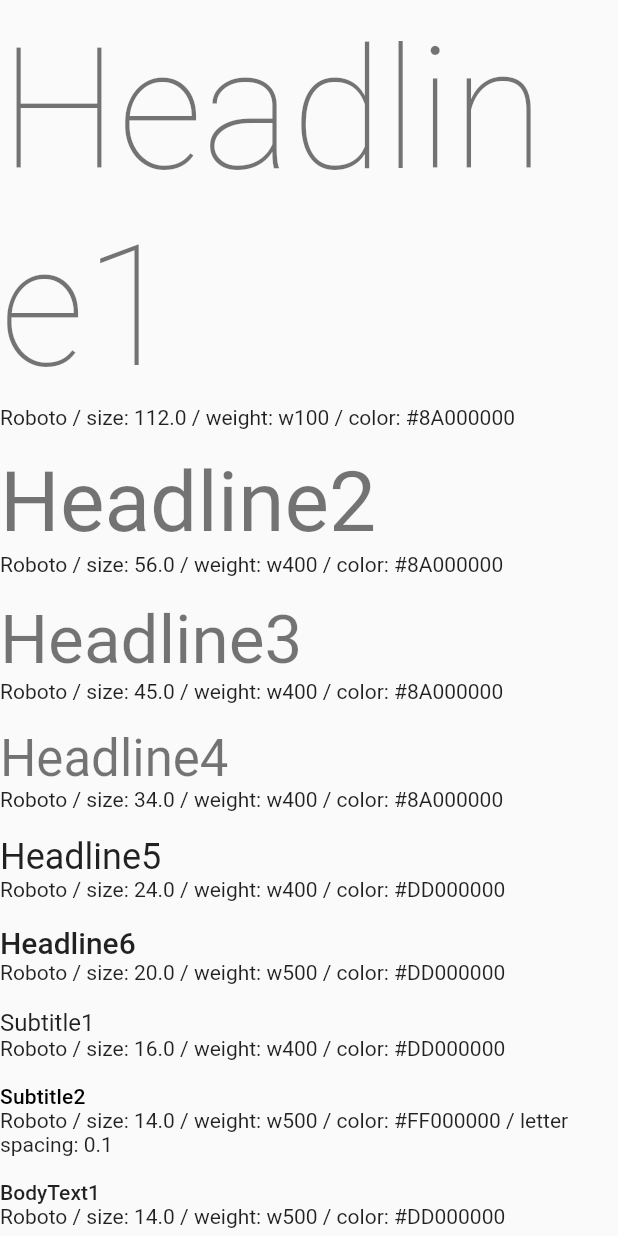
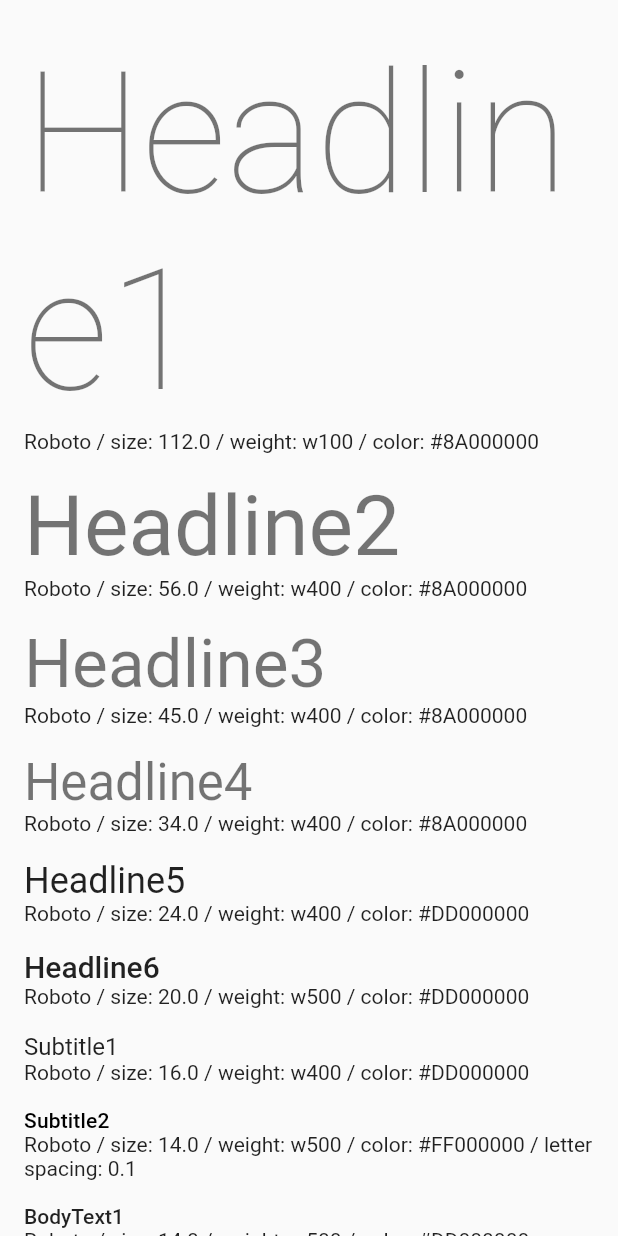
Before and after one commit to Fidev-io/framy, a Flutter app: the FramyFontsPage widget shown alone on an empty page, opened directly, on a phone screen of 412 x 824 dp. Run offline on Flutter 3.47's test engine with Material 2 defaults, Android fonts, the phone set to English and light mode, and no system bars; our stand-ins replace glob; missing offline and left inert: analyzer, build, dart_style, pedantic, source_gen.

Commit message:
Added padding to fonts page

```diff
--- a/framy_generator/lib/generator/fonts_page_generator.dart
+++ b/framy_generator/lib/generator/fonts_page_generator.dart
@@ -6,6 +6,8 @@ class FramyFontsPage extends StatelessWidget {
   Widget build(BuildContext context) {
     final textTheme = Theme.of(context).textTheme;
     return SingleChildScrollView(
+      child: Padding(
+        padding: const EdgeInsets.all(16),
         child: Column(
           crossAxisAlignment: CrossAxisAlignment.start,
           children: [
@@ -23,6 +25,7 @@ class FramyFontsPage extends StatelessWidget {
             FramySingleFontRow('Button', textTheme.button),
             FramySingleFontRow('Overline', textTheme.overline),
           ],
+        ),
       ),
     );
   }
--- a/test_apps/weight_tracker/lib/main.app.framy.dart
+++ b/test_apps/weight_tracker/lib/main.app.framy.dart
@@ -178,6 +178,8 @@ class FramyFontsPage extends StatelessWidget {
   Widget build(BuildContext context) {
     final textTheme = Theme.of(context).textTheme;
     return SingleChildScrollView(
+      child: Padding(
+        padding: const EdgeInsets.all(16),
         child: Column(
           crossAxisAlignment: CrossAxisAlignment.start,
           children: [
@@ -195,6 +197,7 @@ class FramyFontsPage extends StatelessWidget {
             FramySingleFontRow('Button', textTheme.button),
             FramySingleFontRow('Overline', textTheme.overline),
           ],
+        ),
       ),
     );
   }
```
Lines whose indentation alone changed are shown as unchanged.
